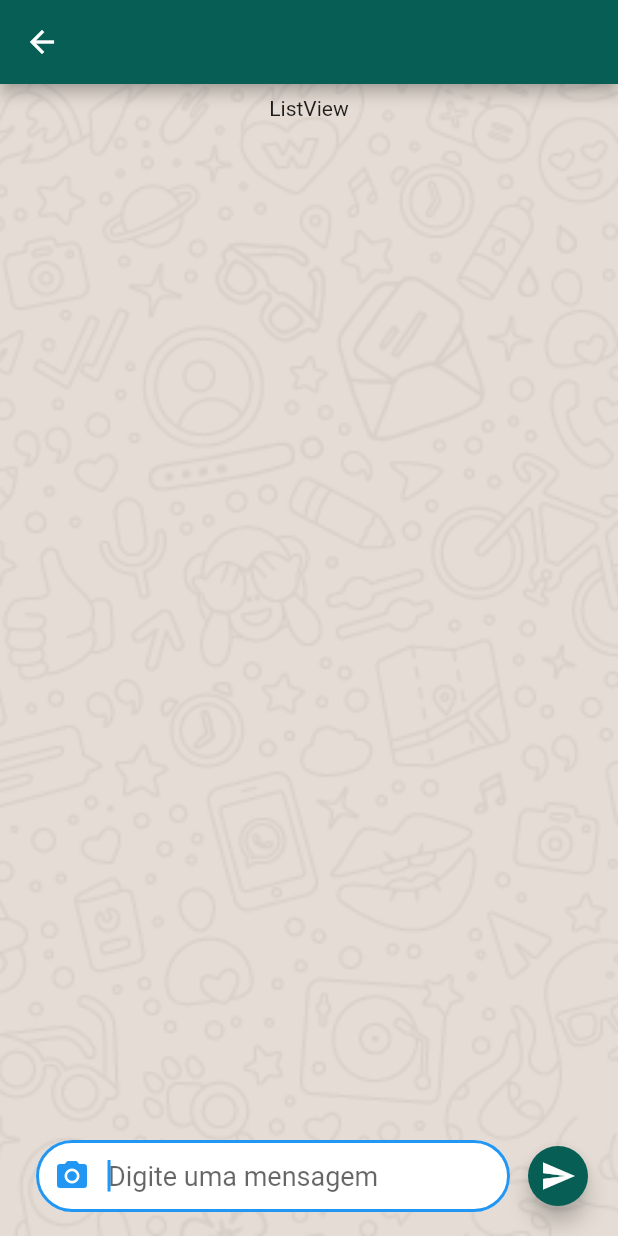
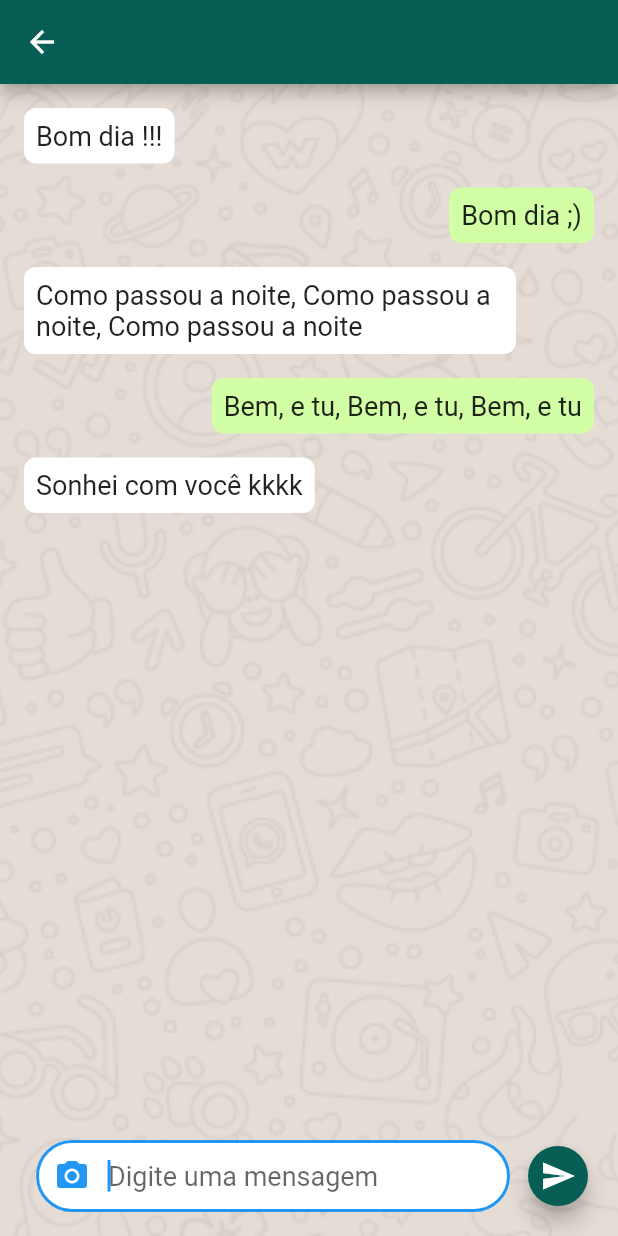
Before and after one commit to salllgado/flutter_whatsapp, a Flutter app: the Messages screen opened directly with empty values, after a tap on the "send" icon, on a phone screen of 412 x 824 dp. Run offline on Flutter 3.47's test engine with Material 2 defaults, Android fonts, the phone set to English and light mode, and no system bars; our stand-ins replace cloud_firestore, firebase_auth, firebase_storage, image_picker; accounts and stored records are empty.

Commit message:
feat: implements, box decoration design

```diff
--- a/lib/messages.dart
+++ b/lib/messages.dart
@@ -15,14 +15,50 @@ class Messages extends StatefulWidget {
 
 class _MessagesState extends State<Messages> {
   TextEditingController textEntryController = TextEditingController();
+  static List<String> messages = ["Bom dia !!!", "Bom dia ;)", "Como passou a noite, Como passou a noite, Como passou a noite", "Bem, e tu, Bem, e tu, Bem, e tu", "Sonhei com você kkkk"];
 
-  void _sendImage() {
+  void _sendImage() {}
 
+  void _sendMessage() {}
+
+  // - layout
+  var listView = Expanded(
+      child: ListView.builder(
+          itemCount: messages.length,
+          itemBuilder: (context, index) {
+            Alignment boxAlignment = Alignment.centerRight;
+            Color boxColor = Color(0xffd2ffa5);
+
+            double leftPadding = 8;
+            double rightPadding = 8;
+            double maxPadding = 60;
+
+            if (index % 2 == 0) {
+              // sou eu
+              boxColor = Colors.white;
+              boxAlignment = Alignment.centerLeft;
+              rightPadding = maxPadding;
+              leftPadding = 8;
+            } else {
+              rightPadding = 8;
+              leftPadding = maxPadding;
             }
 
-  void _sendMessage() {
-
-  }
+            return Align(
+                alignment: boxAlignment,
+                child: Padding(
+                    padding: EdgeInsets.fromLTRB(leftPadding, 8, rightPadding, 8),
+                    child: Container(
+                      padding: EdgeInsets.all(8),
+                      decoration: BoxDecoration(
+                          color: boxColor,
+                          borderRadius: BorderRadius.circular(8)),
+                      child: Text(
+                        messages[index],
+                        style: TextStyle(fontSize: 18),
+                      ),
+                    )));
+          }));
 
   @override
   Widget build(BuildContext context) {
@@ -40,7 +76,7 @@ class _MessagesState extends State<Messages> {
             child: Container(
               padding: EdgeInsets.all(8),
               child: Column(children: [
-                Expanded(child: Text("ListView"),),
+                listView,
                 Container(
                   padding: EdgeInsets.all(8),
                   child: Row(children: [
@@ -59,10 +95,12 @@ class _MessagesState extends State<Messages> {
                               filled: true,
                               fillColor: AppColors.textFieldBackground,
                               border: OutlineInputBorder(
-                                borderRadius: BorderRadius.circular(32),),
-                                prefixIcon: IconButton(icon: Icon(Icons.camera_alt),
-                                onPressed: _sendImage,)
+                                borderRadius: BorderRadius.circular(32),
                               ),
+                              prefixIcon: IconButton(
+                                icon: Icon(Icons.camera_alt),
+                                onPressed: _sendImage,
+                              )),
                         ),
                       ),
                     )),
```
Lines whose indentation alone changed are shown as unchanged.
